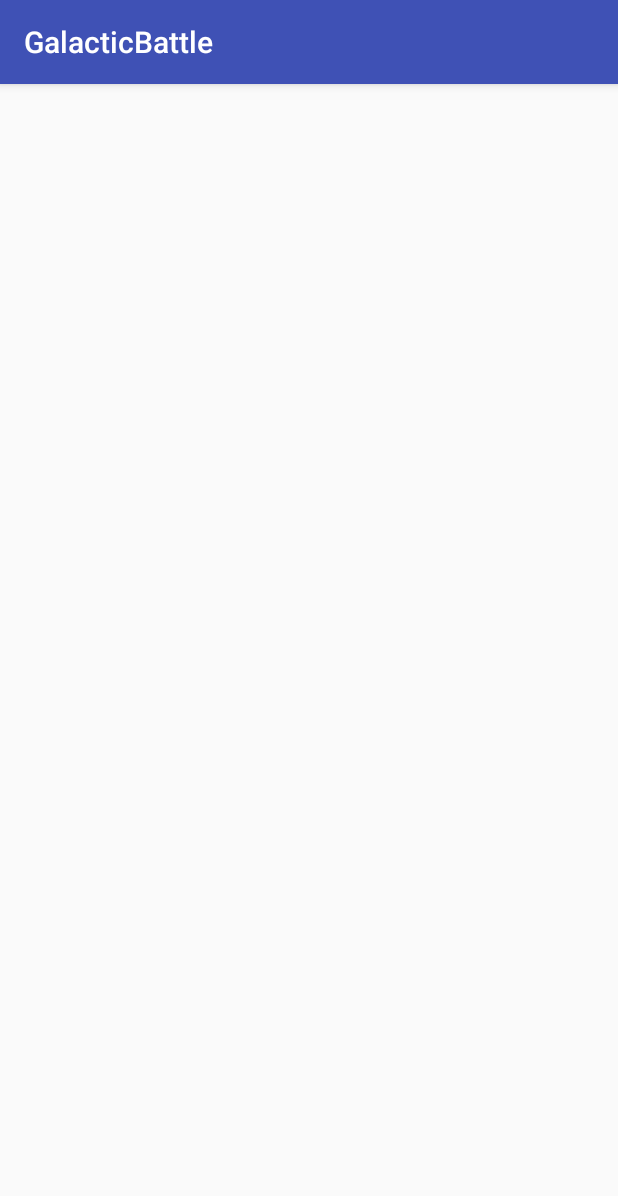
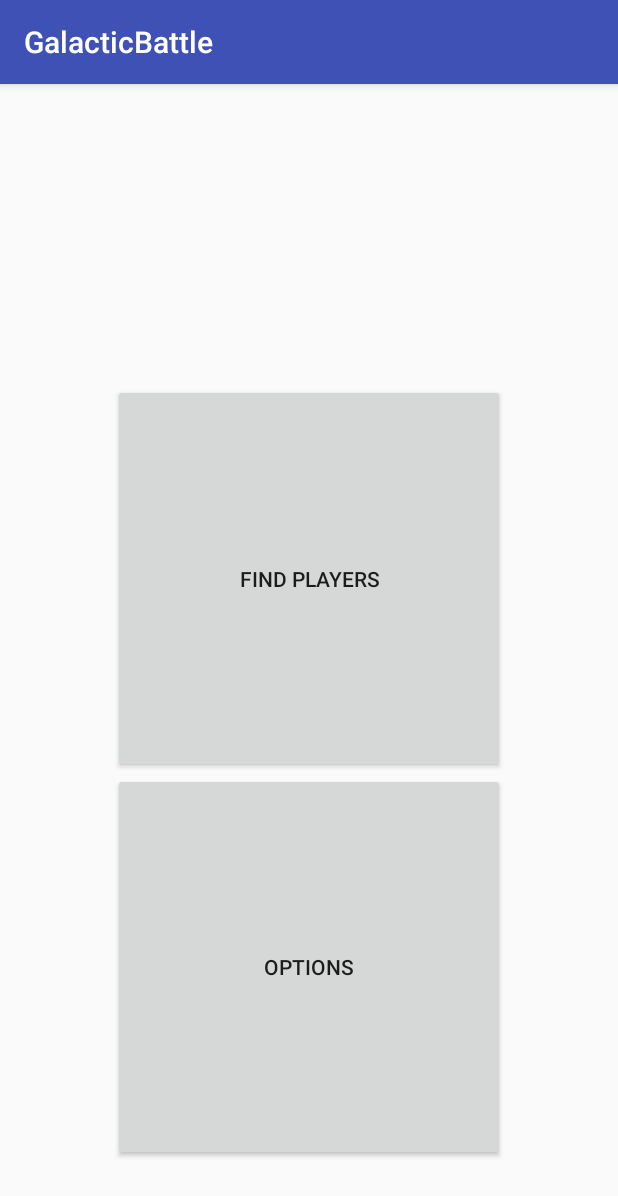
Before and after one commit to bdjansen/GalacticBattle, an Android app: the screen it shows after launch (HomeScreen), on a phone screen of 412 x 824 dp. Shown: the top 1196 px of the screen. Run offline under Robolectric (Android 15) with nearby library versions, the phone set to English and light mode, and no system bars.

Commit message:
Added in more xml, started options

```diff
--- a/app/src/main/res/layout/activity_home_screen.xml
+++ b/app/src/main/res/layout/activity_home_screen.xml
@@ -1,23 +1,24 @@
 <?xml version="1.0" encoding="utf-8"?>
-<!--<RelativeLayout xmlns:android="http://schemas.android.com/apk/res/android"-->
-    <!--xmlns:tools="http://schemas.android.com/tools"-->
-    <!--android:layout_width="match_parent"-->
-    <!--android:layout_height="match_parent"-->
-    <!--android:paddingBottom="@dimen/activity_vertical_margin"-->
-    <!--android:paddingLeft="@dimen/activity_horizontal_margin"-->
-    <!--android:paddingRight="@dimen/activity_horizontal_margin"-->
-    <!--android:paddingTop="@dimen/activity_vertical_margin"-->
-    <!--tools:context="edu.wisc.ece.galacticbattle.HomeScreen">-->
-
-    <!--<TextView-->
-        <!--android:layout_width="wrap_content"-->
-        <!--android:layout_height="wrap_content"-->
-        <!--android:text="Hello World!" />-->
-<!--</RelativeLayout>-->
 <LinearLayout xmlns:android="http://schemas.android.com/apk/res/android"
     android:orientation="vertical" android:layout_width="match_parent"
     android:layout_height="match_parent" android:weightSum="4"
-    android:layout_margin="50dp">
+    android:layout_marginTop="200dp" android:layout_marginBottom="50dp"
+    android:layout_marginLeft="75dp" android:layout_marginRight="75dp">
 
+    <Button android:id="@+id/GameButton"
+        android:layout_height="match_parent"
+        android:layout_width="match_parent"
+        android:layout_weight="2"
+        android:text="Find Players"
+        android:onClick="searchPlayers">
+    </Button>
+
+    <Button android:id="@+id/OptionsButton"
+        android:layout_height="match_parent"
+        android:layout_width="match_parent"
+        android:layout_weight="2"
+        android:text="Options"
+        android:onClick="openOptions">
+    </Button>
 
 </LinearLayout>
--- /dev/null
+++ b/app/src/main/res/layout/activity_options.xml
@@ -0,0 +1,6 @@
+<?xml version="1.0" encoding="utf-8"?>
+<LinearLayout xmlns:android="http://schemas.android.com/apk/res/android"
+    android:orientation="vertical" android:layout_width="match_parent"
+    android:layout_height="match_parent">
+
+</LinearLayout>
--- a/app/src/main/res/values/strings.xml
+++ b/app/src/main/res/values/strings.xml
@@ -1,3 +1,6 @@
 <resources>
     <string name="app_name">GalacticBattle</string>
+    <string name="preference_name">my_shared_preferences</string>
+    <string name="preference_key_profile_colors">profile_colors</string>
+    <string name="preference_key_profile_speed">profile_speed</string>
 </resources>
```
Also changed, not shown: app/src/main/java/edu/wisc/ece/galacticbattle/HomeScreen.java (+15 -2 lines), app/src/main/java/edu/wisc/ece/galacticbattle/OptionsActivity.java (added, +52 -0 lines).
